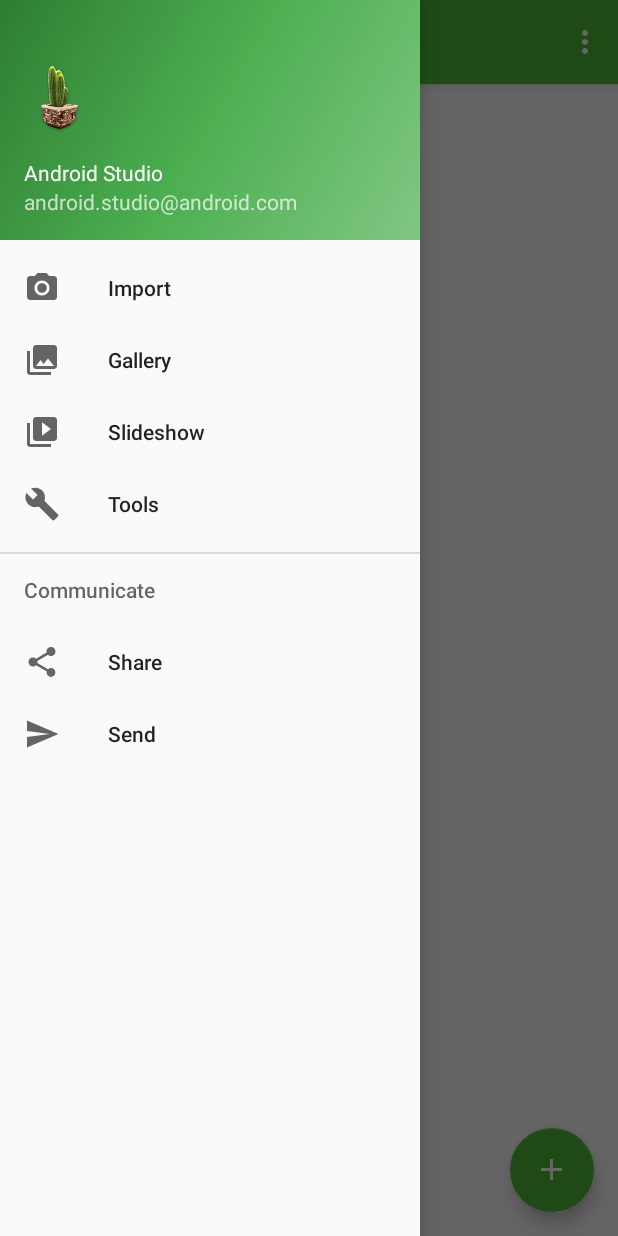
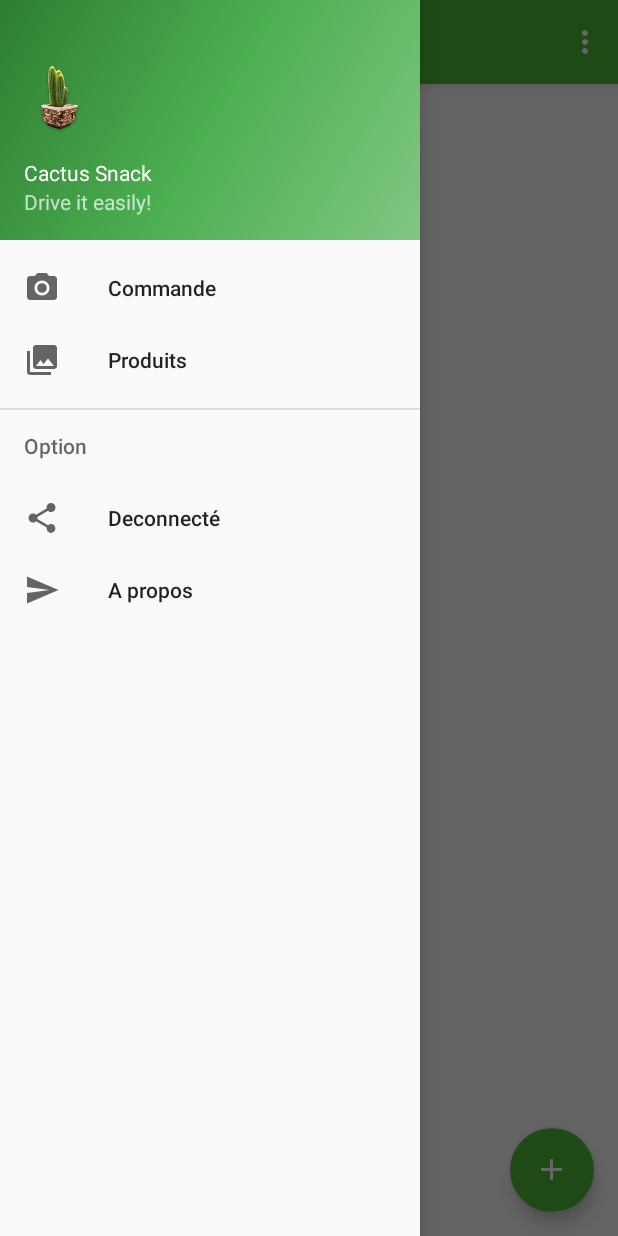
Before and after one commit to Coccoonx/snacks, an Android app: the MainActivity screen opened directly, with no data from a screen before it, with the side drawer open, on a phone screen of 412 x 824 dp. Run offline under Robolectric (Android 15) with nearby library versions, the phone set to English and light mode, and no system bars.

Commit message:
working on command item

```diff
--- a/app/src/main/java/com/cactus/cactussnack/uis/CommandActivity.java
+++ b/app/src/main/java/com/cactus/cactussnack/uis/CommandActivity.java
@@ -21,6 +21,8 @@ import com.cactus.cactussnack.server.FakeServer;
 import com.cactus.cactussnack.uis.CommandComponent.AutoCompleteAdapter;
 import com.cactus.cactussnack.uis.CommandComponent.CommandAdapter;
 
+import java.security.Timestamp;
+import java.text.DateFormat;
 import java.util.ArrayList;
 import java.util.Date;
 import java.util.HashMap;
@@ -126,7 +128,7 @@ public class CommandActivity extends AppCompatActivity {
     private void sendCommand() {
         if (CommandAdapter.commandRows != null && CommandAdapter.commandRows.size() > 0) {
             newCommand = new Command();
-            newCommand.setClientName("Lyonnel :-)");
+            newCommand.setClientName("Commande "+ new Date().getTime());
             newCommand.setClientPhone("673632095");
             newCommand.setDateCommand(new Date());
             newCommand.setProductsRequested(CommandAdapter.commandRows);
--- a/app/src/main/java/com/cactus/cactussnack/uis/MainActivity.java
+++ b/app/src/main/java/com/cactus/cactussnack/uis/MainActivity.java
@@ -115,10 +115,6 @@ public class MainActivity extends AppCompatActivity
             // Handle the camera action
         } else if (id == R.id.nav_gallery) {
 
-        } else if (id == R.id.nav_slideshow) {
-
-        } else if (id == R.id.nav_manage) {
-
         } else if (id == R.id.nav_share) {
 
         } else if (id == R.id.nav_send) {
--- a/app/src/main/java/com/cactus/cactussnack/uis/MainComponent/MainAdapter.java
+++ b/app/src/main/java/com/cactus/cactussnack/uis/MainComponent/MainAdapter.java
@@ -60,10 +60,10 @@ public class MainAdapter extends RecyclerView.Adapter<ListCommandViewHolder> {
         cardTitle.commandDate.setText(format.format(command.getDateCommand()));
         cardTitle.commandAmount.setText(format.format(command.getDateCommand()));
         if (command.isStatus()) {
-            cardTitle.commandStatus.setTextColor(R.color.colorPrimary);
+            cardTitle.commandStatus.setTextColor(mContext.getResources().getColor(R.color.colorPrimary));
             cardTitle.commandStatus.setText("LIVRE");
         } else {
-            cardTitle.commandStatus.setTextColor(android.R.color.holo_orange_light);
+            cardTitle.commandStatus.setTextColor(mContext.getResources().getColor(android.R.color.holo_orange_light));
             cardTitle.commandStatus.setText("NON LIVRE");
 
         }
--- a/app/src/main/res/layout/cardview_command_item.xml
+++ b/app/src/main/res/layout/cardview_command_item.xml
@@ -47,9 +47,10 @@
         />
 
         <TextView
-                android:layout_width="100dp"
+                android:layout_width="wrap_content"
                 android:layout_height="wrap_content"
                 android:id="@+id/command_status"
+            android:layout_marginRight="@dimen/activity_horizontal_margin"
                 android:text="Non Livré"
                 android:textSize="15sp"
                 android:layout_centerVertical="true"
--- a/app/src/main/res/layout/content_main.xml
+++ b/app/src/main/res/layout/content_main.xml
@@ -7,8 +7,8 @@
         android:layout_height="match_parent"
         android:paddingLeft="@dimen/margin_small"
         android:paddingRight="@dimen/margin_small"
-        android:paddingTop="@dimen/activity_vertical_margin"
-        android:paddingBottom="@dimen/activity_vertical_margin"
+        android:paddingTop="@dimen/margin_small"
+        android:paddingBottom="@dimen/margin_small"
         app:layout_behavior="@string/appbar_scrolling_view_behavior"
         tools:showIn="@layout/app_bar_main"
         tools:context="com.cactus.cactussnack.uis.MainActivity">
--- a/app/src/main/res/layout/nav_header_main.xml
+++ b/app/src/main/res/layout/nav_header_main.xml
@@ -22,13 +22,13 @@
             android:layout_width="match_parent"
             android:layout_height="wrap_content"
             android:paddingTop="@dimen/nav_header_vertical_spacing"
-            android:text="Android Studio"
+            android:text="@string/app_name"
             android:textAppearance="@style/TextAppearance.AppCompat.Body1"/>
 
     <TextView
             android:layout_width="wrap_content"
             android:layout_height="wrap_content"
-            android:text="android.studio@android.com"
+            android:text="@string/app_slogans"
             android:id="@+id/textView"/>
 
 </LinearLayout>
--- a/app/src/main/res/menu/activity_main_drawer.xml
+++ b/app/src/main/res/menu/activity_main_drawer.xml
@@ -5,31 +5,31 @@
         <item
                 android:id="@+id/nav_camera"
                 android:icon="@drawable/ic_menu_camera"
-                android:title="Import"/>
+                android:title="@string/commands_label"/>
         <item
                 android:id="@+id/nav_gallery"
                 android:icon="@drawable/ic_menu_gallery"
-                android:title="Gallery"/>
-        <item
+                android:title="@string/products_label"/>
+    <!--    <item
                 android:id="@+id/nav_slideshow"
                 android:icon="@drawable/ic_menu_slideshow"
                 android:title="Slideshow"/>
         <item
                 android:id="@+id/nav_manage"
                 android:icon="@drawable/ic_menu_manage"
-                android:title="Tools"/>
+                android:title="Tools"/>-->
     </group>
 
-    <item android:title="Communicate">
+    <item android:title="Option">
         <menu>
             <item
                     android:id="@+id/nav_share"
                     android:icon="@drawable/ic_menu_share"
-                    android:title="Share"/>
+                    android:title="@string/logout_label"/>
             <item
                     android:id="@+id/nav_send"
                     android:icon="@drawable/ic_menu_send"
-                    android:title="Send"/>
+                    android:title="@string/about_label"/>
         </menu>
     </item>
 
--- a/app/src/main/res/values/strings.xml
+++ b/app/src/main/res/values/strings.xml
@@ -23,4 +23,8 @@
 
     <string name="action_settings">Settings</string>
     <string name="total_label">Total :</string>
+    <string name="commands_label">Commande</string>
+    <string name="products_label">Produits</string>
+    <string name="logout_label">Deconnecté</string>
+    <string name="about_label">A propos</string>
 </resources>
```
